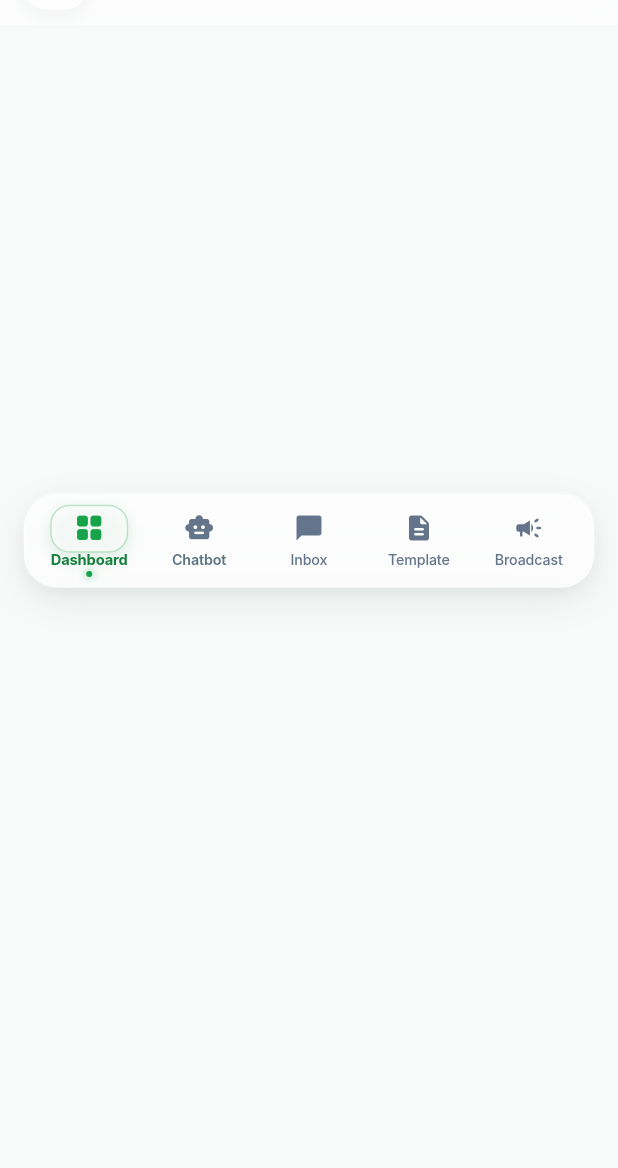
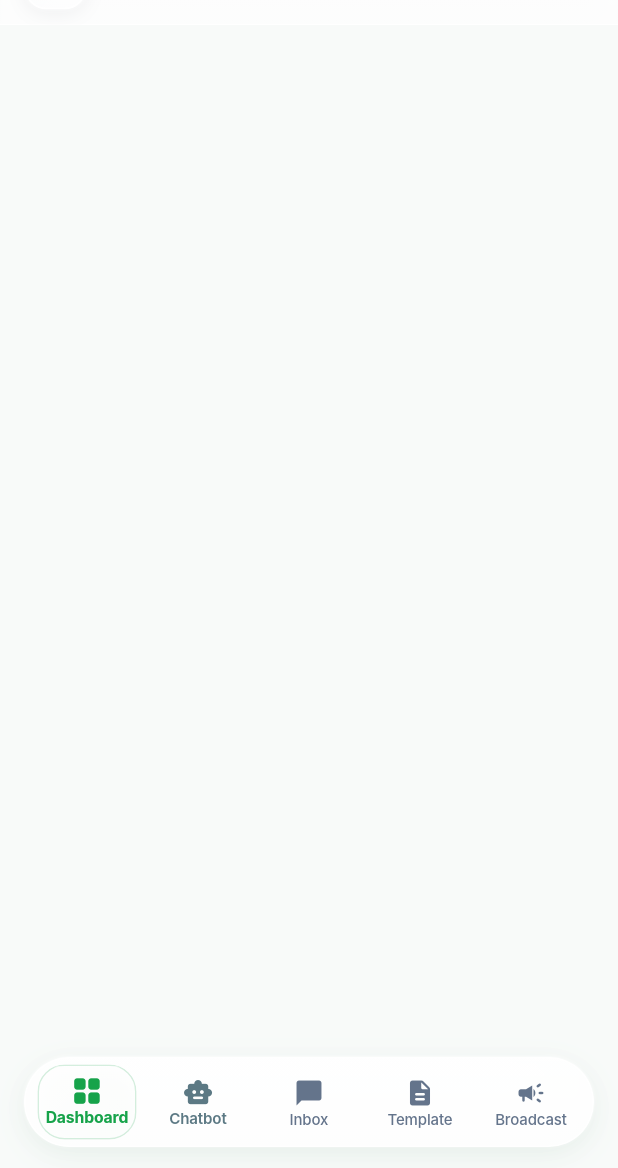
Before and after one commit to Aryan8382/whatsappwizz_flutter_app, a Flutter app: the AppScaffold screen opened directly with empty values, on a phone screen of 412 x 824 dp, the part 68-1236 px from its top. Run offline on Flutter 3.47's test engine with Material 3 defaults, Android fonts, the phone set to English and light mode, and no system bars; our stand-ins replace dio, fl_chart, flutter_riverpod, flutter_secure_storage, go_router, socket_io_client; accounts and stored records are empty; network calls fail; Roboto replaces fonts that are missing (Inter).

Commit message:
Revert bottom navbar to original design

```diff
--- a/lib/features/navigation/presentation/widgets/premium_bottom_nav_bar.dart
+++ b/lib/features/navigation/presentation/widgets/premium_bottom_nav_bar.dart
@@ -161,21 +161,16 @@ class _PremiumBottomNavBarState extends State<PremiumBottomNavBar>
         left: false,
         right: false,
         bottom: true,
-        child: Center(
-          child: ConstrainedBox(
-            constraints: const BoxConstraints(maxWidth: 520),
         child: Padding(
-              padding: const EdgeInsets.fromLTRB(16, 0, 16, 12),
-              child: _MacOsDockShell(
+          padding: const EdgeInsets.fromLTRB(16, 0, 16, 14),
+          child: _DoubleGlassShell(
             child: LayoutBuilder(
               builder: (context, constraints) {
                 final totalWidth = constraints.maxWidth;
                 final itemWidth = totalWidth / itemCount;
-                    // Classic macOS dock active tile
-                    final tileWidth = (itemWidth - 10).clamp(38.0, 52.0);
-                    final tileLeft = (_currentPosition * itemWidth) + (itemWidth - tileWidth) / 2;
-                    const tileTop = 6.0;
-                    const tileHeight = 32.0;
+                const pillMarginH = 4.0;
+                final pillWidth = itemWidth - (pillMarginH * 2);
+                final pillLeft = (_currentPosition * itemWidth) + pillMarginH;
 
                 return GestureDetector(
                   behavior: HitTestBehavior.opaque,
@@ -191,37 +186,69 @@ class _PremiumBottomNavBarState extends State<PremiumBottomNavBar>
                   child: Stack(
                     clipBehavior: Clip.none,
                     children: [
-                          // ─── macOS Active Dock Tile ───
+                      // ─── Active Frosted Pill ───
                       Positioned(
-                            left: tileLeft,
-                            top: tileTop,
-                            width: tileWidth,
-                            height: tileHeight,
+                        left: pillLeft,
+                        top: 4,
+                        bottom: 4,
+                        width: pillWidth,
                         child: AnimatedScale(
-                              scale: _isDragging ? 1.06 : 1.0,
+                          scale: _isDragging ? 1.04 : 1.0,
                           duration: const Duration(milliseconds: 160),
                           curve: Curves.easeOutCubic,
+                          child: ClipRRect(
+                            borderRadius: BorderRadius.circular(18),
+                            child: BackdropFilter(
+                              filter: ImageFilter.blur(sigmaX: 14, sigmaY: 14),
                               child: Container(
                                 decoration: BoxDecoration(
-                                  borderRadius: BorderRadius.circular(13),
-                                  color: Colors.white.withOpacity(0.65),
+                                  borderRadius: BorderRadius.circular(18),
+                                  gradient: LinearGradient(
+                                    begin: Alignment.topLeft,
+                                    end: Alignment.bottomRight,
+                                    colors: [
+                                      Colors.white.withOpacity(_isDragging ? 0.98 : 0.94),
+                                      Colors.white.withOpacity(_isDragging ? 0.90 : 0.84),
+                                    ],
+                                  ),
                                   border: Border.all(
-                                    color: const Color(0xFF16A34A).withOpacity(0.28),
+                                    color: const Color(0xFF16A34A).withOpacity(0.18),
                                     width: 1.0,
                                   ),
                                   boxShadow: [
                                     BoxShadow(
-                                      color: Colors.black.withOpacity(0.04),
-                                      blurRadius: 6,
-                                      offset: const Offset(0, 2),
-                                    ),
-                                    BoxShadow(
-                                      color: const Color(0xFF16A34A).withOpacity(0.12),
+                                      color: const Color(0xFF16A34A).withOpacity(0.08),
                                       blurRadius: 10,
                                       offset: const Offset(0, 3),
                                       spreadRadius: -1,
                                     ),
+                                    BoxShadow(
+                                      color: Colors.black.withOpacity(0.03),
+                                      blurRadius: 6,
+                                      offset: const Offset(0, 2),
+                                    ),
                                   ],
+                                ),
+                                // Subtle top specular sheen on the pill
+                                child: Align(
+                                  alignment: Alignment.topCenter,
+                                  child: Container(
+                                    height: 6,
+                                    margin: const EdgeInsets.symmetric(horizontal: 10),
+                                    decoration: BoxDecoration(
+                                      borderRadius: BorderRadius.circular(4),
+                                      gradient: LinearGradient(
+                                        begin: Alignment.topCenter,
+                                        end: Alignment.bottomCenter,
+                                        colors: [
+                                          Colors.white.withOpacity(0.55),
+                                          Colors.white.withOpacity(0.0),
+                                        ],
+                                      ),
+                                    ),
+                                  ),
+                                ),
+                              ),
                             ),
                           ),
                         ),
@@ -242,21 +269,15 @@ class _PremiumBottomNavBarState extends State<PremiumBottomNavBar>
                             final directFactor = (1.0 - dist).clamp(0.0, 1.0);
                             final isActive = directFactor > 0.45;
 
-                            // Classic macOS active indicator and colors
-                            final iconColor = Color.lerp(
+                            final itemColor = Color.lerp(
                               const Color(0xFF64748B),
                               const Color(0xFF16A34A),
-                              math.pow(directFactor, 1.2).toDouble(),
-                            )!;
-
-                            final labelColor = Color.lerp(
-                              const Color(0xFF64748B),
-                              const Color(0xFF15803D),
                               math.pow(proximity, 1.2).toDouble(),
                             )!;
 
-                            final iconScale = 1.0 + ((_isDragging ? 0.14 : 0.08) * proximity);
-                            final labelScale = 1.0 + ((_isDragging ? 0.05 : 0.03) * proximity);
+                            final iconScale = 1.0 + ((_isDragging ? 0.16 : 0.13) * proximity);
+                            final labelScale = 1.0 + ((_isDragging ? 0.07 : 0.05) * proximity);
+                            final floatLift = -1.2 * proximity;
 
                             final fontWeight = FontWeight.lerp(
                               FontWeight.w500,
@@ -277,16 +298,14 @@ class _PremiumBottomNavBarState extends State<PremiumBottomNavBar>
                                 label: semanticLabel,
                                 tooltip: item.label,
                                 child: Center(
+                                  child: Transform.translate(
+                                    offset: Offset(0, floatLift),
                                     child: Column(
                                       mainAxisSize: MainAxisSize.min,
                                       mainAxisAlignment: MainAxisAlignment.center,
                                       crossAxisAlignment: CrossAxisAlignment.center,
                                       children: [
-                                      // Height 30px aligning with active dock tile
-                                      SizedBox(
-                                        height: 30,
-                                        child: Center(
-                                          child: Transform.scale(
+                                        Transform.scale(
                                           scale: iconScale,
                                           alignment: Alignment.center,
                                           child: Stack(
@@ -298,23 +317,23 @@ class _PremiumBottomNavBarState extends State<PremiumBottomNavBar>
                                                     ? item.activeIcon
                                                     : item.icon,
                                                 size: 20,
-                                                  color: iconColor,
+                                                color: itemColor,
                                               ),
                                               if (badge != null && badge > 0)
                                                 Positioned(
-                                                    top: -3,
-                                                    right: -8,
+                                                  top: -4,
+                                                  right: -10,
                                                   child: Container(
                                                     padding: const EdgeInsets.symmetric(
-                                                        horizontal: 4,
+                                                      horizontal: 4.5,
                                                       vertical: 1,
                                                     ),
                                                     decoration: BoxDecoration(
-                                                        color: const Color(0xFFEF4444),
+                                                      color: const Color(0xFF334155),
                                                       borderRadius: BorderRadius.circular(10),
                                                       boxShadow: [
                                                         BoxShadow(
-                                                            color: Colors.black.withOpacity(0.18),
+                                                          color: Colors.black.withOpacity(0.12),
                                                           blurRadius: 3,
                                                           offset: const Offset(0, 1),
                                                         ),
@@ -324,7 +343,7 @@ class _PremiumBottomNavBarState extends State<PremiumBottomNavBar>
                                                       badge > 99 ? '99+' : '$badge',
                                                       style: const TextStyle(
                                                         color: Colors.white,
-                                                          fontSize: 8.5,
+                                                        fontSize: 9,
                                                         fontWeight: FontWeight.w700,
                                                         height: 1.1,
                                                       ),
@@ -332,8 +351,6 @@ class _PremiumBottomNavBarState extends State<PremiumBottomNavBar>
                                                   ),
                                                 ),
                                             ],
-                                            ),
-                                          ),
                                           ),
                                         ),
                                         const SizedBox(height: 2),
@@ -346,39 +363,19 @@ class _PremiumBottomNavBarState extends State<PremiumBottomNavBar>
                                             overflow: TextOverflow.ellipsis,
                                             style: TextStyle(
                                               fontFamily: 'Inter',
-                                            fontSize: 9.5,
+                                              fontSize: 10,
                                               height: 1.0,
                                               leadingDistribution:
                                                   TextLeadingDistribution.even,
                                               fontWeight: fontWeight,
-                                            color: labelColor,
+                                              color: itemColor,
                                               letterSpacing: -0.1,
                                               backgroundColor: Colors.transparent,
                                             ),
                                           ),
                                         ),
-                                      const SizedBox(height: 2),
-                                      // Iconic macOS dock active indicator dot
-                                      AnimatedOpacity(
-                                        opacity: isActive ? 1.0 : 0.0,
-                                        duration: const Duration(milliseconds: 180),
-                                        child: Container(
-                                          width: 4,
-                                          height: 4,
-                                          decoration: BoxDecoration(
-                                            shape: BoxShape.circle,
-                                            color: const Color(0xFF16A34A),
-                                            boxShadow: [
-                                              BoxShadow(
-                                                color: const Color(0xFF16A34A).withOpacity(0.5),
-                                                blurRadius: 4,
-                                                spreadRadius: 0.5,
-                                              ),
                                       ],
                                     ),
-                                        ),
-                                      ),
-                                    ],
                                   ),
                                 ),
                               ),
@@ -394,40 +391,41 @@ class _PremiumBottomNavBarState extends State<PremiumBottomNavBar>
           ),
         ),
       ),
-    ),
-  ),
     );
   }
 }
 
 // ─────────────────────────────────────────────
-// macOS Translucent Glass Dock Shell
-// Floating centered rounded glass dock with frosted blur and ambient elevation
+// Liquid Glass Shell
+// Ultra-clean frosted glass capsule with pure downward ambient shadow
+// Completely eliminates any upper gray border, seam, or upward shadow bleed.
 // ─────────────────────────────────────────────
-class _MacOsDockShell extends StatelessWidget {
+class _DoubleGlassShell extends StatelessWidget {
   final Widget child;
-  const _MacOsDockShell({required this.child});
+  const _DoubleGlassShell({required this.child});
 
   @override
   Widget build(BuildContext context) {
     return Container(
+      // Ultra-clean ambient elevation: soft, luminous depth with zero dark slate or gray cast
       decoration: BoxDecoration(
-        borderRadius: BorderRadius.circular(22),
+        borderRadius: BorderRadius.circular(32),
         boxShadow: [
-          // Soft ambient drop shadow
+          // Soft brand emerald ambient glow
           BoxShadow(
-            color: Colors.black.withOpacity(0.09),
-            blurRadius: 22,
-            offset: const Offset(0, 8),
+            color: const Color(0xFF16A34A).withOpacity(0.06),
+            blurRadius: 20,
+            offset: const Offset(0, 6),
             spreadRadius: -2,
           ),
-          // Subtle inner depth
+          // Ultra-soft neutral ambient drop
           BoxShadow(
-            color: Colors.black.withOpacity(0.04),
-            blurRadius: 6,
-            offset: const Offset(0, 2),
+            color: Colors.black.withOpacity(0.035),
+            blurRadius: 14,
+            offset: const Offset(0, 4),
+            spreadRadius: -2,
           ),
-          // Specular top rim highlight
+          // Specular top light reflection
           BoxShadow(
             color: Colors.white.withOpacity(0.85),
             blurRadius: 1,
@@ -437,32 +435,32 @@ class _MacOsDockShell extends StatelessWidget {
         ],
       ),
       child: ClipRRect(
-        borderRadius: BorderRadius.circular(22),
+        borderRadius: BorderRadius.circular(32),
         clipBehavior: Clip.antiAlias,
         child: BackdropFilter(
           // Optical background blur
-          filter: ImageFilter.blur(sigmaX: 28, sigmaY: 28),
+          filter: ImageFilter.blur(sigmaX: 24, sigmaY: 24),
           child: Container(
-            height: 62,
+            height: 60,
             decoration: BoxDecoration(
-              borderRadius: BorderRadius.circular(22),
-              // macOS frosted translucent glass
+              borderRadius: BorderRadius.circular(32),
+              // Luminous frosted white glass: bright, clean, zero gray darkening from background text
               gradient: LinearGradient(
                 begin: Alignment.topCenter,
                 end: Alignment.bottomCenter,
                 colors: [
-                  Colors.white.withOpacity(0.72),
-                  Colors.white.withOpacity(0.52),
+                  Colors.white.withOpacity(0.92),
+                  Colors.white.withOpacity(0.82),
                 ],
               ),
-              // Crisp macOS hairline border
+              // Pure white rim border — crisp and luminous
               border: Border.all(
-                color: Colors.white.withOpacity(0.80),
-                width: 0.85,
+                color: Colors.white.withOpacity(0.95),
+                width: 1.0,
               ),
             ),
             child: Padding(
-              padding: const EdgeInsets.symmetric(horizontal: 6),
+              padding: const EdgeInsets.symmetric(horizontal: 4),
               child: child,
             ),
           ),
```
Lines whose indentation alone changed are shown as unchanged.
